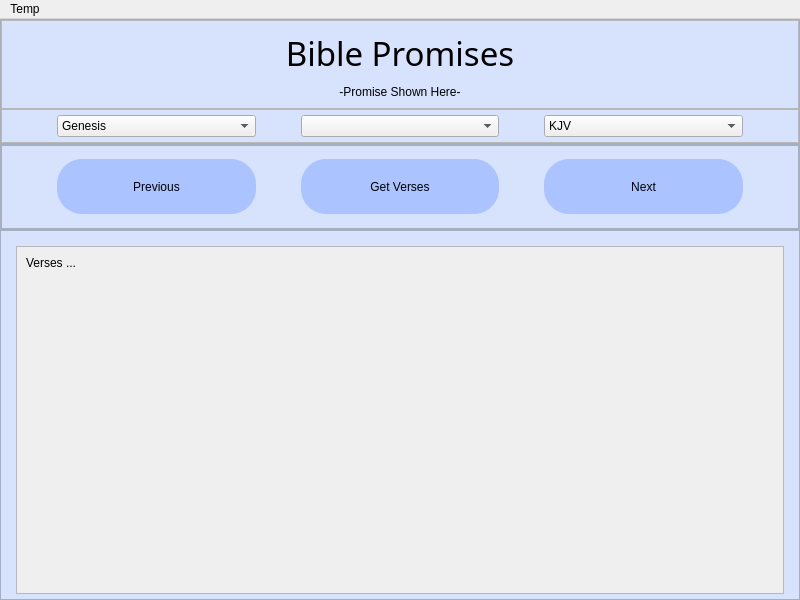
First picture: the form in UI/Bible Design.ui, repository Christo77793/The-Living-Word, before the edit.
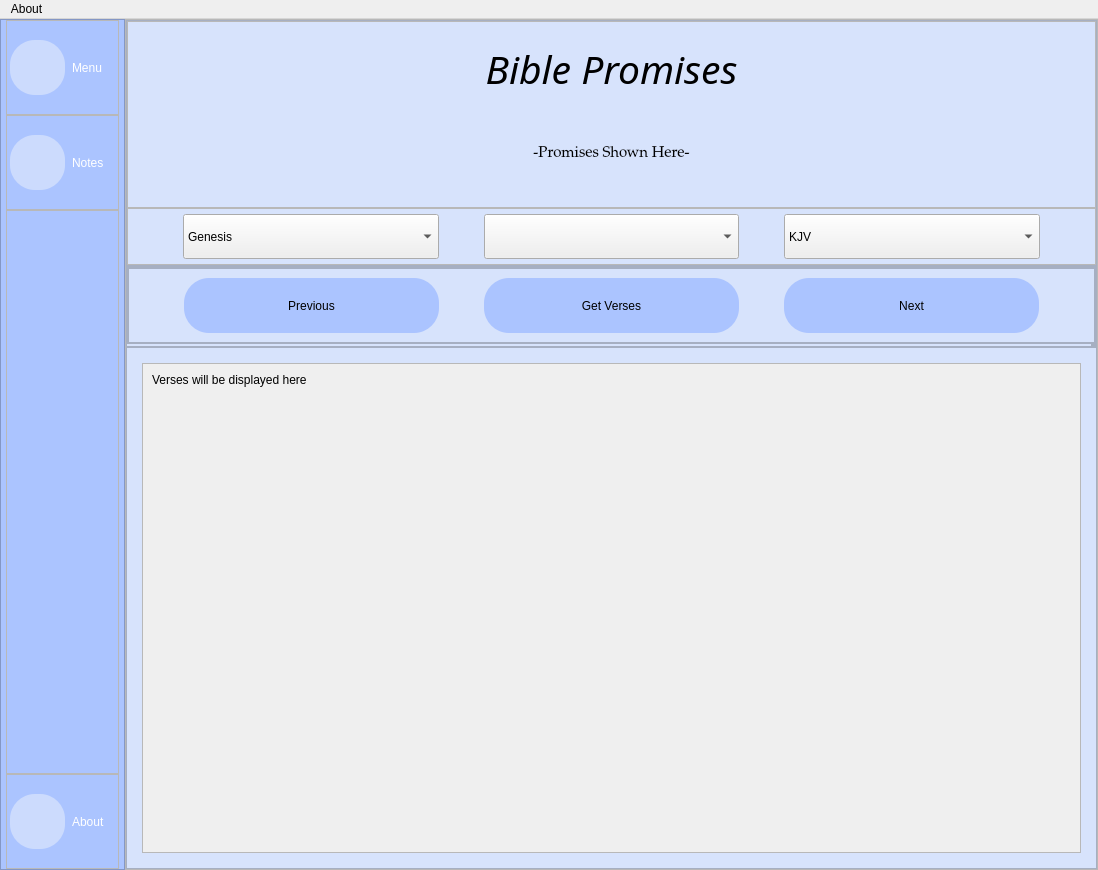
Second picture: the form after the edit. Icons and pictures are not drawn.

Commit message: UI Improvements and UI for the note making app created

Patch:
```diff
--- a/UI/Bible Design.ui
+++ b/UI/Bible Design.ui
@@ -6,47 +6,461 @@
    <rect>
     <x>0</x>
     <y>0</y>
-    <width>800</width>
-    <height>600</height>
+    <width>1098</width>
+    <height>870</height>
    </rect>
   </property>
+  <property name="maximumSize">
+   <size>
+    <width>16777215</width>
+    <height>16777215</height>
+   </size>
+  </property>
   <property name="windowTitle">
    <string>The Bible</string>
   </property>
   <property name="styleSheet">
-   <string notr="true">QPushButton{
+   <string notr="true">/*QPushButton{
 	background-color: rgba(171, 196, 255, 1);
 	border-radius: 60px;
 }
+*/
 </string>
   </property>
   <widget class="QWidget" name="centralwidget">
+   <property name="maximumSize">
+    <size>
+     <width>16777215</width>
+     <height>16777215</height>
+    </size>
+   </property>
+   <layout class="QHBoxLayout" name="horizontalLayout_5">
+    <property name="spacing">
+     <number>0</number>
+    </property>
+    <property name="leftMargin">
+     <number>0</number>
+    </property>
+    <property name="topMargin">
+     <number>0</number>
+    </property>
+    <property name="rightMargin">
+     <number>0</number>
+    </property>
+    <property name="bottomMargin">
+     <number>0</number>
+    </property>
+    <item alignment="Qt::AlignHCenter">
+     <widget class="QFrame" name="frame_9">
+      <property name="minimumSize">
+       <size>
+        <width>125</width>
+        <height>0</height>
+       </size>
+      </property>
+      <property name="maximumSize">
+       <size>
+        <width>125</width>
+        <height>16777215</height>
+       </size>
+      </property>
+      <property name="styleSheet">
+       <string notr="true">#frame_9{
+	background-color: rgb(171, 196, 255);
+}
+
+QPushButton{
+	background-color: rgba(204, 219, 253, 1);
+	border-radius: 25px;
+}
+
+QPushButton:hover{
+	background-color: rgb(198, 213, 245);
+	border-radius: 25px;
+}</string>
+      </property>
+      <property name="frameShape">
+       <enum>QFrame::StyledPanel</enum>
+      </property>
+      <property name="frameShadow">
+       <enum>QFrame::Raised</enum>
+      </property>
    <layout class="QVBoxLayout" name="verticalLayout">
     <property name="spacing">
      <number>0</number>
     </property>
     <property name="leftMargin">
+        <number>5</number>
+       </property>
+       <property name="topMargin">
      <number>0</number>
     </property>
+       <property name="rightMargin">
+        <number>5</number>
+       </property>
+       <property name="bottomMargin">
+        <number>0</number>
+       </property>
+       <item>
+        <widget class="QFrame" name="menu_frame">
+         <property name="minimumSize">
+          <size>
+           <width>0</width>
+           <height>95</height>
+          </size>
+         </property>
+         <property name="maximumSize">
+          <size>
+           <width>16777215</width>
+           <height>95</height>
+          </size>
+         </property>
+         <property name="frameShape">
+          <enum>QFrame::StyledPanel</enum>
+         </property>
+         <property name="frameShadow">
+          <enum>QFrame::Raised</enum>
+         </property>
+         <layout class="QHBoxLayout" name="horizontalLayout_8">
+          <property name="spacing">
+           <number>7</number>
+          </property>
+          <property name="leftMargin">
+           <number>3</number>
+          </property>
     <property name="topMargin">
      <number>0</number>
     </property>
     <property name="rightMargin">
+           <number>3</number>
+          </property>
+          <property name="bottomMargin">
      <number>0</number>
     </property>
+          <item>
+           <widget class="QPushButton" name="menuButton">
+            <property name="minimumSize">
+             <size>
+              <width>55</width>
+              <height>55</height>
+             </size>
+            </property>
+            <property name="maximumSize">
+             <size>
+              <width>55</width>
+              <height>55</height>
+             </size>
+            </property>
+            <property name="text">
+             <string/>
+            </property>
+            <property name="icon">
+             <iconset>
+              <normaloff>C:/Users/chris/Downloads/menu.png</normaloff>C:/Users/chris/Downloads/menu.png</iconset>
+            </property>
+            <property name="iconSize">
+             <size>
+              <width>50</width>
+              <height>50</height>
+             </size>
+            </property>
+           </widget>
+          </item>
+          <item>
+           <widget class="QLabel" name="label_2">
+            <property name="minimumSize">
+             <size>
+              <width>0</width>
+              <height>55</height>
+             </size>
+            </property>
+            <property name="maximumSize">
+             <size>
+              <width>16777215</width>
+              <height>55</height>
+             </size>
+            </property>
+            <property name="font">
+             <font>
+              <pointsize>9</pointsize>
+             </font>
+            </property>
+            <property name="styleSheet">
+             <string notr="true">color: rgb(255, 255, 255);</string>
+            </property>
+            <property name="text">
+             <string>Menu</string>
+            </property>
+           </widget>
+          </item>
+         </layout>
+        </widget>
+       </item>
+       <item>
+        <widget class="QFrame" name="notes_frame">
+         <property name="minimumSize">
+          <size>
+           <width>0</width>
+           <height>95</height>
+          </size>
+         </property>
+         <property name="maximumSize">
+          <size>
+           <width>16777215</width>
+           <height>95</height>
+          </size>
+         </property>
+         <property name="frameShape">
+          <enum>QFrame::StyledPanel</enum>
+         </property>
+         <property name="frameShadow">
+          <enum>QFrame::Raised</enum>
+         </property>
+         <layout class="QHBoxLayout" name="horizontalLayout_6">
+          <property name="spacing">
+           <number>7</number>
+          </property>
+          <property name="leftMargin">
+           <number>3</number>
+          </property>
+          <property name="topMargin">
+           <number>0</number>
+          </property>
+          <property name="rightMargin">
+           <number>3</number>
+          </property>
     <property name="bottomMargin">
      <number>0</number>
     </property>
     <item>
-     <widget class="QFrame" name="Frame1">
+           <widget class="QPushButton" name="notesButton">
+            <property name="minimumSize">
+             <size>
+              <width>55</width>
+              <height>55</height>
+             </size>
+            </property>
       <property name="maximumSize">
        <size>
+              <width>55</width>
+              <height>55</height>
+             </size>
+            </property>
+            <property name="font">
+             <font>
+              <pointsize>9</pointsize>
+             </font>
+            </property>
+            <property name="toolTip">
+             <string>Notes</string>
+            </property>
+            <property name="styleSheet">
+             <string notr="true">QPushButton{
+	background-color: rgba(204, 219, 253, 1);
+	border-radius: 25px;
+}
+
+QPushButton:hover{
+	background-color: rgb(198, 213, 245);
+	border-radius: 25px;
+}</string>
+            </property>
+            <property name="text">
+             <string/>
+            </property>
+            <property name="icon">
+             <iconset>
+              <normaloff>C:/Users/chris/Downloads/write.png</normaloff>C:/Users/chris/Downloads/write.png</iconset>
+            </property>
+            <property name="iconSize">
+             <size>
+              <width>30</width>
+              <height>30</height>
+             </size>
+            </property>
+           </widget>
+          </item>
+          <item>
+           <widget class="QLabel" name="label">
+            <property name="minimumSize">
+             <size>
+              <width>0</width>
+              <height>55</height>
+             </size>
+            </property>
+            <property name="maximumSize">
+             <size>
         <width>16777215</width>
+              <height>55</height>
+             </size>
+            </property>
+            <property name="font">
+             <font>
+              <pointsize>9</pointsize>
+             </font>
+            </property>
+            <property name="styleSheet">
+             <string notr="true">color: rgb(255, 255, 255);</string>
+            </property>
+            <property name="text">
+             <string>Notes</string>
+            </property>
+           </widget>
+          </item>
+         </layout>
+        </widget>
+       </item>
+       <item>
+        <widget class="QFrame" name="gap_frame">
+         <property name="maximumSize">
+          <size>
+           <width>16777215</width>
         <height>16777215</height>
        </size>
       </property>
       <property name="styleSheet">
-       <string notr="true">#Frame1{
+          <string notr="true"/>
+         </property>
+         <property name="frameShape">
+          <enum>QFrame::StyledPanel</enum>
+         </property>
+         <property name="frameShadow">
+          <enum>QFrame::Raised</enum>
+         </property>
+        </widget>
+       </item>
+       <item>
+        <widget class="QFrame" name="about_frame">
+         <property name="minimumSize">
+          <size>
+           <width>0</width>
+           <height>95</height>
+          </size>
+         </property>
+         <property name="maximumSize">
+          <size>
+           <width>16777215</width>
+           <height>95</height>
+          </size>
+         </property>
+         <property name="frameShape">
+          <enum>QFrame::StyledPanel</enum>
+         </property>
+         <property name="frameShadow">
+          <enum>QFrame::Raised</enum>
+         </property>
+         <layout class="QHBoxLayout" name="horizontalLayout_9">
+          <property name="spacing">
+           <number>7</number>
+          </property>
+          <property name="leftMargin">
+           <number>3</number>
+          </property>
+          <property name="topMargin">
+           <number>0</number>
+          </property>
+          <property name="rightMargin">
+           <number>3</number>
+          </property>
+          <property name="bottomMargin">
+           <number>0</number>
+          </property>
+          <item>
+           <widget class="QPushButton" name="aboutButton">
+            <property name="minimumSize">
+             <size>
+              <width>55</width>
+              <height>55</height>
+             </size>
+            </property>
+            <property name="maximumSize">
+             <size>
+              <width>55</width>
+              <height>55</height>
+             </size>
+            </property>
+            <property name="text">
+             <string/>
+            </property>
+            <property name="icon">
+             <iconset>
+              <normaloff>C:/Users/chris/Downloads/user.png</normaloff>C:/Users/chris/Downloads/user.png</iconset>
+            </property>
+            <property name="iconSize">
+             <size>
+              <width>30</width>
+              <height>30</height>
+             </size>
+            </property>
+           </widget>
+          </item>
+          <item>
+           <widget class="QLabel" name="label_3">
+            <property name="minimumSize">
+             <size>
+              <width>0</width>
+              <height>55</height>
+             </size>
+            </property>
+            <property name="maximumSize">
+             <size>
+              <width>16777215</width>
+              <height>55</height>
+             </size>
+            </property>
+            <property name="font">
+             <font>
+              <pointsize>9</pointsize>
+             </font>
+            </property>
+            <property name="styleSheet">
+             <string notr="true">color: rgb(255, 255, 255);</string>
+            </property>
+            <property name="text">
+             <string>About</string>
+            </property>
+           </widget>
+          </item>
+         </layout>
+        </widget>
+       </item>
+      </layout>
+     </widget>
+    </item>
+    <item>
+     <widget class="QFrame" name="frame_8">
+      <property name="frameShape">
+       <enum>QFrame::StyledPanel</enum>
+      </property>
+      <property name="frameShadow">
+       <enum>QFrame::Raised</enum>
+      </property>
+      <layout class="QVBoxLayout" name="verticalLayout_5">
+       <property name="spacing">
+        <number>0</number>
+       </property>
+       <property name="leftMargin">
+        <number>0</number>
+       </property>
+       <property name="topMargin">
+        <number>0</number>
+       </property>
+       <property name="rightMargin">
+        <number>0</number>
+       </property>
+       <property name="bottomMargin">
+        <number>0</number>
+       </property>
+       <item>
+        <widget class="QFrame" name="frame_1">
+         <property name="maximumSize">
+          <size>
+           <width>16777215</width>
+           <height>16777215</height>
+          </size>
+         </property>
+         <property name="styleSheet">
+          <string notr="true">#frame_1{
 	background-color: rgba(215, 227, 252, 1);
 }</string>
       </property>
@@ -82,14 +496,35 @@
          </property>
          <layout class="QVBoxLayout" name="verticalLayout_3">
           <property name="spacing">
-           <number>9</number>
+              <number>7</number>
+             </property>
+             <property name="leftMargin">
+              <number>11</number>
+             </property>
+             <property name="rightMargin">
+              <number>11</number>
           </property>
           <item>
            <widget class="QLabel" name="bible_promise_heading">
+               <property name="minimumSize">
+                <size>
+                 <width>0</width>
+                 <height>75</height>
+                </size>
+               </property>
+               <property name="maximumSize">
+                <size>
+                 <width>16777215</width>
+                 <height>75</height>
+                </size>
+               </property>
             <property name="font">
              <font>
-              <family>Old English Text MT</family>
-              <pointsize>25</pointsize>
+                 <family>Harlow Solid Italic</family>
+                 <pointsize>29</pointsize>
+                 <weight>50</weight>
+                 <italic>true</italic>
+                 <bold>false</bold>
              </font>
             </property>
             <property name="text">
@@ -102,13 +537,26 @@
           </item>
           <item>
            <widget class="QLabel" name="bible_promise_text">
+               <property name="minimumSize">
+                <size>
+                 <width>0</width>
+                 <height>85</height>
+                </size>
+               </property>
+               <property name="maximumSize">
+                <size>
+                 <width>16777215</width>
+                 <height>85</height>
+                </size>
+               </property>
             <property name="font">
              <font>
-              <pointsize>9</pointsize>
+                 <family>Palatino Linotype</family>
+                 <pointsize>11</pointsize>
              </font>
             </property>
             <property name="text">
-             <string>-Promise Shown Here-</string>
+                <string>-Promises Shown Here-</string>
             </property>
             <property name="alignment">
              <set>Qt::AlignCenter</set>
@@ -116,6 +564,9 @@
             <property name="wordWrap">
              <bool>true</bool>
             </property>
+               <property name="textInteractionFlags">
+                <set>Qt::TextSelectableByMouse</set>
+               </property>
            </widget>
           </item>
          </layout>
@@ -132,6 +583,24 @@
          <property name="layoutDirection">
           <enum>Qt::LeftToRight</enum>
          </property>
+            <property name="styleSheet">
+             <string notr="true">/*QComboBox:item {
+    padding-left: 20px;  /* move text right to make room for tick mark
+}
+QComboBox:item:selected {
+    padding-left: 20px;  /* move text right to make room for tick mark
+    border: 2px solid black;
+}
+QComboBox:item:checked {
+    padding-left: 20px;  /* move text right to make room for tick mark
+    font-weight: bold;
+}
+
+QComboBox {
+/*    padding-left: 20px;  /* move text right to make room for tick mark
+	border-radius: 10px;
+}*/</string>
+            </property>
          <property name="frameShape">
           <enum>QFrame::StyledPanel</enum>
          </property>
@@ -159,15 +628,29 @@
             <property name="enabled">
              <bool>true</bool>
             </property>
+               <property name="minimumSize">
+                <size>
+                 <width>255</width>
+                 <height>45</height>
+                </size>
+               </property>
             <property name="maximumSize">
              <size>
-              <width>16777215</width>
-              <height>95</height>
-             </size>
-            </property>
+                 <width>395</width>
+                 <height>45</height>
+                </size>
+               </property>
+               <property name="font">
+                <font>
+                 <pointsize>9</pointsize>
+                </font>
+               </property>
             <property name="toolTip">
              <string>Books of The Bible</string>
             </property>
+               <property name="frame">
+                <bool>true</bool>
+               </property>
             <item>
              <property name="text">
               <string>Genesis</string>
@@ -502,25 +985,56 @@
           </item>
           <item>
            <widget class="QComboBox" name="Chapter">
+               <property name="minimumSize">
+                <size>
+                 <width>255</width>
+                 <height>45</height>
+                </size>
+               </property>
             <property name="maximumSize">
              <size>
-              <width>16777215</width>
-              <height>95</height>
-             </size>
-            </property>
+                 <width>395</width>
+                 <height>45</height>
+                </size>
+               </property>
+               <property name="font">
+                <font>
+                 <pointsize>9</pointsize>
+                </font>
+               </property>
             <property name="toolTip">
              <string>Chapters of the respective book</string>
             </property>
+               <property name="frame">
+                <bool>true</bool>
+               </property>
            </widget>
           </item>
           <item>
            <widget class="QComboBox" name="Translation">
+               <property name="minimumSize">
+                <size>
+                 <width>255</width>
+                 <height>45</height>
+                </size>
+               </property>
             <property name="maximumSize">
              <size>
-              <width>16777215</width>
-              <height>95</height>
-             </size>
-            </property>
+                 <width>395</width>
+                 <height>45</height>
+                </size>
+               </property>
+               <property name="font">
+                <font>
+                 <pointsize>9</pointsize>
+                </font>
+               </property>
+               <property name="focusPolicy">
+                <enum>Qt::WheelFocus</enum>
+               </property>
+               <property name="acceptDrops">
+                <bool>false</bool>
+               </property>
             <property name="frame">
              <bool>true</bool>
             </property>
@@ -587,7 +1101,7 @@
       <property name="frameShadow">
        <enum>QFrame::Raised</enum>
       </property>
-      <layout class="QVBoxLayout" name="verticalLayout_4" stretch="0">
+         <layout class="QVBoxLayout" name="verticalLayout_4" stretch="0,0">
        <property name="spacing">
         <number>0</number>
        </property>
@@ -604,19 +1118,31 @@
         <number>0</number>
        </property>
        <item>
-        <widget class="QFrame" name="Frame1x">
-         <property name="sizePolicy">
-          <sizepolicy hsizetype="Preferred" vsizetype="Preferred">
-           <horstretch>0</horstretch>
-           <verstretch>0</verstretch>
-          </sizepolicy>
-         </property>
-         <property name="maximumSize">
-          <size>
-           <width>16777215</width>
-           <height>16777215</height>
-          </size>
-         </property>
+           <widget class="QFrame" name="frame_6">
+            <property name="frameShape">
+             <enum>QFrame::StyledPanel</enum>
+            </property>
+            <property name="frameShadow">
+             <enum>QFrame::Raised</enum>
+            </property>
+            <layout class="QHBoxLayout" name="horizontalLayout_3">
+             <property name="spacing">
+              <number>0</number>
+             </property>
+             <property name="leftMargin">
+              <number>0</number>
+             </property>
+             <property name="topMargin">
+              <number>0</number>
+             </property>
+             <property name="rightMargin">
+              <number>0</number>
+             </property>
+             <property name="bottomMargin">
+              <number>0</number>
+             </property>
+             <item>
+              <widget class="QFrame" name="frame_7">
          <property name="styleSheet">
           <string notr="true">/**{
 	
@@ -625,7 +1151,13 @@
 QPushButton{
 	background-color: rgba(171, 196, 255, 1);
 	border-radius: 25px;
-}</string>
+}
+
+QPushButton:hover{
+background-color: rgb(166, 191, 248);
+	border-radius: 25px;
+}
+</string>
          </property>
          <property name="frameShape">
           <enum>QFrame::StyledPanel</enum>
@@ -633,22 +1165,16 @@
          <property name="frameShadow">
           <enum>QFrame::Raised</enum>
          </property>
-         <layout class="QHBoxLayout" name="horizontalLayout_3">
+               <layout class="QHBoxLayout" name="horizontalLayout_4">
           <property name="spacing">
            <number>45</number>
           </property>
           <property name="leftMargin">
            <number>55</number>
           </property>
-          <property name="topMargin">
-           <number>0</number>
-          </property>
           <property name="rightMargin">
            <number>55</number>
           </property>
-          <property name="bottomMargin">
-           <number>0</number>
-          </property>
           <item>
            <widget class="QPushButton" name="prevChapter">
             <property name="sizePolicy">
@@ -657,12 +1183,23 @@
               <verstretch>0</verstretch>
              </sizepolicy>
             </property>
+                  <property name="minimumSize">
+                   <size>
+                    <width>255</width>
+                    <height>55</height>
+                   </size>
+                  </property>
             <property name="maximumSize">
              <size>
-              <width>16777215</width>
+                    <width>395</width>
               <height>55</height>
              </size>
             </property>
+                  <property name="font">
+                   <font>
+                    <pointsize>9</pointsize>
+                   </font>
+                  </property>
             <property name="toolTip">
              <string>Previous chapter of the book</string>
             </property>
@@ -675,6 +1212,9 @@
             <property name="text">
              <string>Previous</string>
             </property>
+                  <property name="shortcut">
+                   <string>Left</string>
+                  </property>
            </widget>
           </item>
           <item>
@@ -685,14 +1225,25 @@
               <verstretch>0</verstretch>
              </sizepolicy>
             </property>
+                  <property name="minimumSize">
+                   <size>
+                    <width>255</width>
+                    <height>55</height>
+                   </size>
+                  </property>
             <property name="maximumSize">
              <size>
-              <width>16777215</width>
+                    <width>395</width>
               <height>55</height>
              </size>
             </property>
+                  <property name="font">
+                   <font>
+                    <pointsize>9</pointsize>
+                   </font>
+                  </property>
             <property name="toolTip">
-             <string>Previous chapter of the book</string>
+                   <string>Get verses of this chapter</string>
             </property>
             <property name="styleSheet">
              <string notr="true">QPushButton{
@@ -703,6 +1254,9 @@
             <property name="text">
              <string>Get Verses</string>
             </property>
+                  <property name="shortcut">
+                   <string>Return</string>
+                  </property>
            </widget>
           </item>
           <item>
@@ -713,14 +1267,25 @@
               <verstretch>0</verstretch>
              </sizepolicy>
             </property>
+                  <property name="minimumSize">
+                   <size>
+                    <width>255</width>
+                    <height>55</height>
+                   </size>
+                  </property>
             <property name="maximumSize">
              <size>
-              <width>16777215</width>
+                    <width>395</width>
               <height>55</height>
              </size>
             </property>
+                  <property name="font">
+                   <font>
+                    <pointsize>9</pointsize>
+                   </font>
+                  </property>
             <property name="toolTip">
-             <string>Previous chapter of the book</string>
+                   <string>Next chapter of the book</string>
             </property>
             <property name="styleSheet">
              <string notr="true">QPushButton{
@@ -730,8 +1295,41 @@
             <property name="text">
              <string>Next</string>
             </property>
-           </widget>
-          </item>
+                  <property name="shortcut">
+                   <string>Right</string>
+                  </property>
+                 </widget>
+                </item>
+               </layout>
+              </widget>
+             </item>
+            </layout>
+           </widget>
+          </item>
+          <item alignment="Qt::AlignRight">
+           <widget class="QFrame" name="frame">
+            <property name="frameShape">
+             <enum>QFrame::StyledPanel</enum>
+            </property>
+            <property name="frameShadow">
+             <enum>QFrame::Raised</enum>
+            </property>
+            <layout class="QHBoxLayout" name="horizontalLayout_2">
+             <property name="spacing">
+              <number>0</number>
+             </property>
+             <property name="leftMargin">
+              <number>0</number>
+             </property>
+             <property name="topMargin">
+              <number>0</number>
+             </property>
+             <property name="rightMargin">
+              <number>3</number>
+             </property>
+             <property name="bottomMargin">
+              <number>0</number>
+             </property>
          </layout>
         </widget>
        </item>
@@ -743,13 +1341,90 @@
       <property name="maximumSize">
        <size>
         <width>16777215</width>
-        <height>370</height>
+           <height>16777215</height>
        </size>
       </property>
       <property name="styleSheet">
        <string notr="true">#frame_3{	
-	background-color: rgba(215, 227, 252, 1);;
-}</string>
+	background-color: rgba(215, 227, 252, 1);
+}
+/*
+QPushButton{
+	background-color: rgba(171, 196, 255, 1);
+	border-radius: 25px;
+}
+
+QPushButton:hover{
+	background-color: rgb(163, 187, 243);
+	border-radius: 25px;
+}
+
+/*
+QScrollBar:vertical{
+	border: none;
+	background color: rgb(0, 0, 0);
+	border-radius: 0px;
+	margin: 15px 0px 15px 0px;
+	width: 13px;
+}
+
+QScrollBar::handle:vertical{
+	background color: rgb(0, 0, 0);
+	min-height: 25px;
+	border-radius: 7px;
+}
+
+QScrollBar::handle:vertical:hover{
+	background color: rgb(0, 0, 0);
+}
+
+QScrollBar::handle:vertical:pressed{
+	background color: rgb(0, 0, 0);
+}
+
+QScrollBar::sub-line:vertical{
+	border: none;
+	background color: rgb(0, 0, 0);
+	height: 15px;
+	border-top-left-radius: 7px;
+	border-top-right-radius: 7px;
+	subcontrol-position: top;
+	subcontrol-origin: margin;
+}
+
+QScrollBar::sub-line:vertical:hover{
+	background color: rgb(0, 0, 0);
+}
+
+QScrollBar::sub-line:vertical:pressed{
+	background color: rgb(0, 0, 0);
+}
+
+QScrollBar::add-line:vertical{
+	border: none;
+	background color: rgb(0, 0, 0);
+	height: 15px;
+	border-bottom-left-radius: 7px;
+	border-bottom-right-radius: 7px;
+	subcontrol-position: bottom;
+	subcontrol-origin: margin;
+}
+
+QScrollBar::add-line:vertical:hover{
+	background color: rgb(0, 0, 0);
+}
+
+QScrollBar::add-line:vertical:pressed{
+	background color: rgb(0, 0, 0);
+}
+
+QScrollbar::up-arrow:vertical, QScrollBar::down-arrow:vertical{
+	background: none;
+}
+
+QScrollbar::add-page:vertical, QScrollBar::sub-page:vertical{
+	background: none;
+}*/</string>
       </property>
       <property name="frameShape">
        <enum>QFrame::StyledPanel</enum>
@@ -757,9 +1432,9 @@
       <property name="frameShadow">
        <enum>QFrame::Raised</enum>
       </property>
-      <layout class="QHBoxLayout" name="horizontalLayout_6">
+         <layout class="QVBoxLayout" name="verticalLayout_6">
        <property name="spacing">
-        <number>9</number>
+           <number>0</number>
        </property>
        <property name="leftMargin">
         <number>15</number>
@@ -771,10 +1446,19 @@
         <number>15</number>
        </property>
        <property name="bottomMargin">
-        <number>5</number>
+           <number>15</number>
        </property>
        <item>
         <widget class="QScrollArea" name="scrollArea">
+            <property name="minimumSize">
+             <size>
+              <width>0</width>
+              <height>450</height>
+             </size>
+            </property>
+            <property name="styleSheet">
+             <string notr="true"/>
+            </property>
          <property name="widgetResizable">
           <bool>true</bool>
          </property>
@@ -783,8 +1467,8 @@
            <rect>
             <x>0</x>
             <y>0</y>
-            <width>766</width>
-            <height>346</height>
+               <width>937</width>
+               <height>473</height>
            </rect>
           </property>
           <property name="maximumSize">
@@ -793,17 +1477,121 @@
             <height>16777215</height>
            </size>
           </property>
+             <property name="styleSheet">
+              <string notr="true">/*#frame_3{	
+	background-color: rgba(215, 227, 252, 1);
+}
+
+QScrollBar:vertical{
+	border: none;
+	background color: rgb(0, 0, 0);
+	border-radius: 0px;
+	margin: 15px 0px 15px 0px;
+	width: 13px;
+}
+
+QScrollBar::handle:vertical{
+	background color: rgb(0, 0, 0);
+	min-height: 25px;
+	border-radius: 7px;
+}
+
+QScrollBar::handle:vertical:hover{
+	background color: rgb(0, 0, 0);
+}
+
+QScrollBar::handle:vertical:pressed{
+	background color: rgb(0, 0, 0);
+}
+
+QScrollBar::sub-line:vertical{
+	border: none;
+	background color: rgb(0, 0, 0);
+	height: 15px;
+	border-top-left-radius: 7px;
+	border-top-right-radius: 7px;
+	subcontrol-position: top;
+	subcontrol-origin: margin;
+}
+
+QScrollBar::sub-line:vertical:hover{
+	background color: rgb(0, 0, 0);
+}
+
+QScrollBar::sub-line:vertical:pressed{
+	background color: rgb(0, 0, 0);
+}
+
+QScrollBar::add-line:vertical{
+	border: none;
+	background color: rgb(0, 0, 0);
+	height: 15px;
+	border-bottom-left-radius: 7px;
+	border-bottom-right-radius: 7px;
+	subcontrol-position: bottom;
+	subcontrol-origin: margin;
+}
+
+QScrollBar::add-line:vertical:hover{
+	background color: rgb(0, 0, 0);
+}
+
+QScrollBar::add-line:vertical:pressed{
+	background color: rgb(0, 0, 0);
+}
+
+QScrollbar::up-arrow:vertical, QScrollBar::down-arrow:vertical{
+	background: none;
+}
+
+QScrollbar::add-page:vertical, QScrollBar::sub-page:vertical{
+	background: none;
+}
+*/</string>
+             </property>
+             <property name="locale">
+              <locale language="English" country="Germany"/>
+             </property>
           <layout class="QHBoxLayout" name="horizontalLayout_7">
+              <property name="spacing">
+               <number>5</number>
+              </property>
+              <property name="leftMargin">
+               <number>9</number>
+              </property>
+              <property name="topMargin">
+               <number>9</number>
+              </property>
+              <property name="rightMargin">
+               <number>9</number>
+              </property>
+              <property name="bottomMargin">
+               <number>5</number>
+              </property>
            <item>
             <widget class="QLabel" name="versesLabel">
+                <property name="minimumSize">
+                 <size>
+                  <width>0</width>
+                  <height>0</height>
+                 </size>
+                </property>
              <property name="maximumSize">
               <size>
                <width>16777215</width>
                <height>16777215</height>
               </size>
              </property>
+                <property name="font">
+                 <font>
+                  <pointsize>9</pointsize>
+                 </font>
+                </property>
+                <property name="styleSheet">
+                 <string notr="true"/>
+                </property>
              <property name="text">
-              <string>Verses ...</string>
+                 <string>Verses will be displayed here</string>
              </property>
              <property name="alignment">
               <set>Qt::AlignLeading|Qt::AlignLeft|Qt::AlignTop</set>
@@ -811,10 +1599,16 @@
              <property name="wordWrap">
               <bool>true</bool>
              </property>
+                <property name="textInteractionFlags">
+                 <set>Qt::TextSelectableByMouse</set>
+                </property>
             </widget>
            </item>
           </layout>
          </widget>
+           </widget>
+          </item>
+         </layout>
         </widget>
        </item>
       </layout>
@@ -827,21 +1621,27 @@
     <rect>
      <x>0</x>
      <y>0</y>
-     <width>800</width>
+     <width>1098</width>
      <height>26</height>
     </rect>
    </property>
    <widget class="QMenu" name="menuTemp">
     <property name="title">
-     <string>Temp</string>
+     <string>About</string>
     </property>
-    <addaction name="actionMessosphere"/>
+    <addaction name="about_project"/>
+    <addaction name="about_technology"/>
    </widget>
    <addaction name="menuTemp"/>
   </widget>
-  <action name="actionMessosphere">
+  <action name="about_project">
    <property name="text">
-    <string>Messosphere</string>
+    <string>About Project</string>
+   </property>
+  </action>
+  <action name="about_technology">
+   <property name="text">
+    <string>About Technology</string>
    </property>
   </action>
  </widget>
```
Lines whose indentation alone changed are shown as unchanged. The commit also changes 55 other files.
